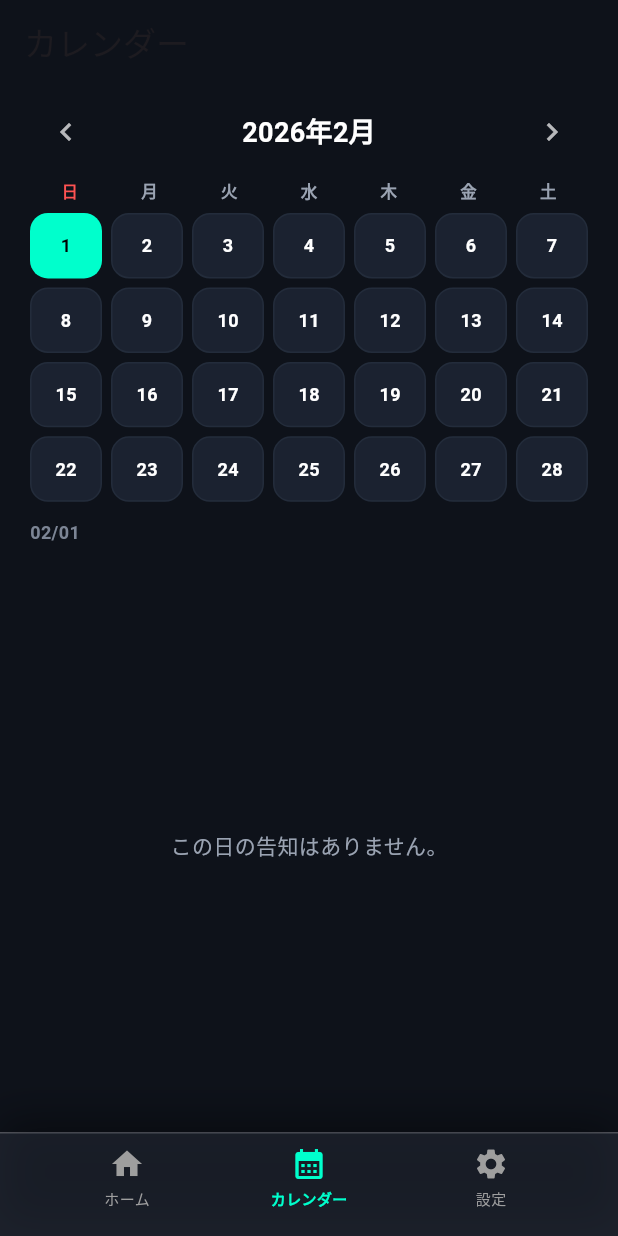
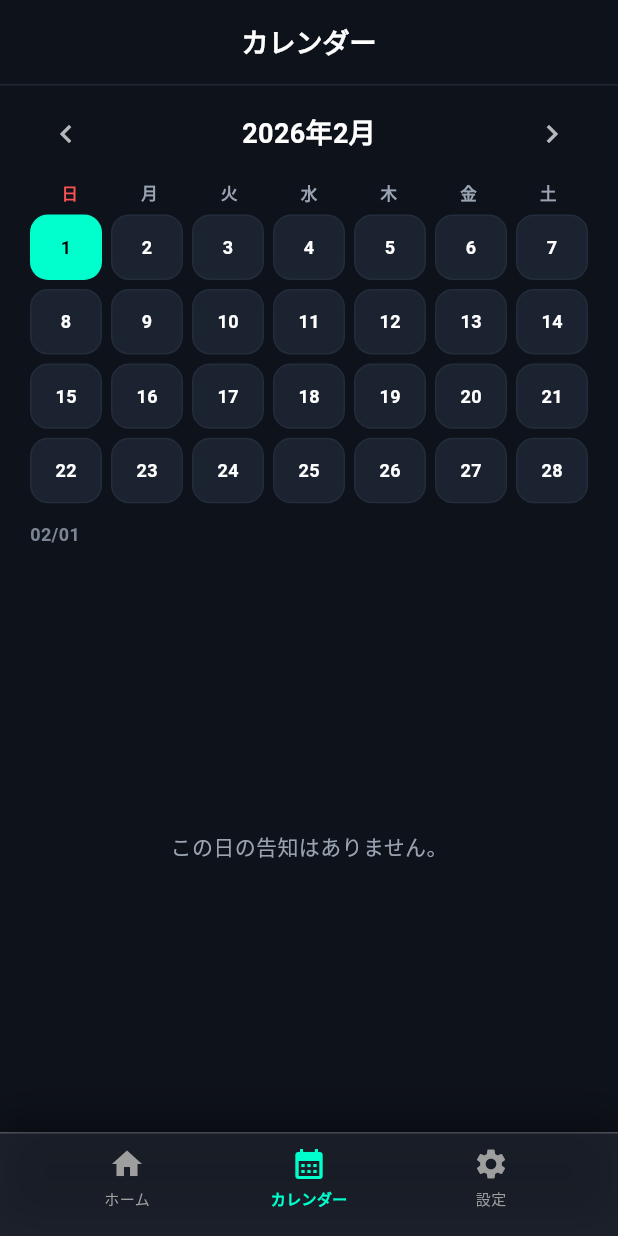
Before and after one commit to na-fukazawa/post-prep-app, a Flutter app: the screen it shows after launch, item 2 of the bottom bar chosen, on a phone screen of 412 x 824 dp. Run offline on Flutter 3.47's test engine with Material 3 defaults, Android fonts, the phone set to English and light mode, and no system bars; our stand-ins replace app_links, flutter_riverpod, flutter_secure_storage, share_plus, shared_preferences; missing offline and left inert: photo_manager, wechat_assets_picker.

Commit message:
wip:画面デザイン修正

```diff
--- a/lib/screens/calendar_screen.dart
+++ b/lib/screens/calendar_screen.dart
@@ -1,4 +1,5 @@
 import 'package:flutter/material.dart';
+import 'package:flutter/services.dart';
 import 'package:flutter_riverpod/flutter_riverpod.dart';
 import '../providers/draft_providers.dart';
 import '../services/draft_store.dart';
@@ -39,7 +40,21 @@ class _CalendarScreenState extends ConsumerState<CalendarScreen> {
       appBar: AppBar(
         backgroundColor: backgroundDark,
         elevation: 0,
-        title: const Text('カレンダー'),
+        centerTitle: true,
+        foregroundColor: Colors.white,
+        systemOverlayStyle: SystemUiOverlayStyle.light,
+        title: const Text(
+          'カレンダー',
+          style: TextStyle(
+            fontSize: 18,
+            fontWeight: FontWeight.bold,
+            color: Colors.white,
+          ),
+        ),
+        bottom: const PreferredSize(
+          preferredSize: Size.fromHeight(1),
+          child: Divider(height: 1, color: Color(0xFF1F2735)),
+        ),
       ),
       body: SafeArea(
         child: draftsAsync.when(
```
Also changed, not shown: lib/screens/app_setting.dart (+16 -1 lines), lib/screens/schduleed_annoucements.dart (+29 -27 lines).
